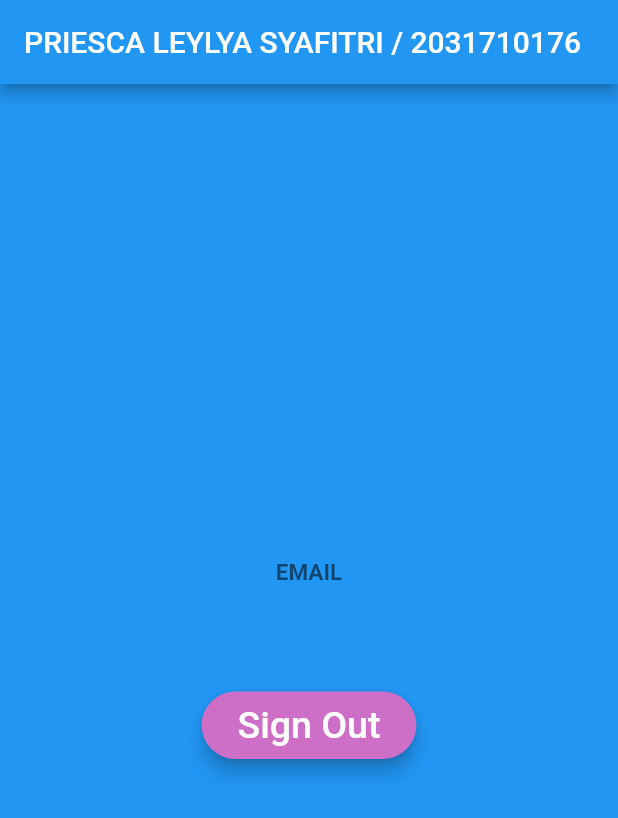
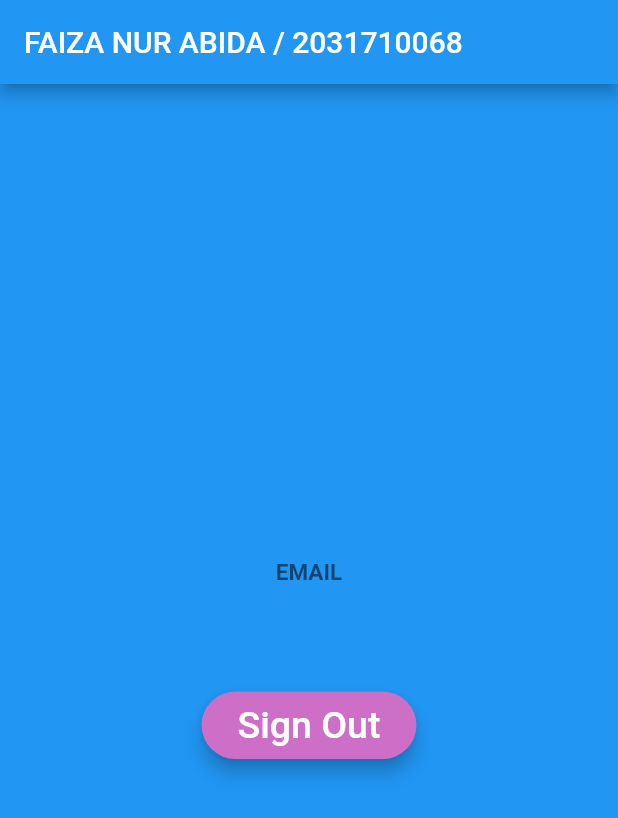
Before and after one commit to FaizaNA07/08-firebase-flutter, a Flutter app: the SecondScreen screen opened directly with empty values, on a phone screen of 412 x 824 dp. Shown: the top 818 px of the screen. Run offline on Flutter 3.47's test engine with Material 2 defaults, Android fonts, the phone set to English and light mode, and no system bars; our stand-ins replace firebase_auth, firebase_core, google_sign_in; accounts and stored records are empty.

Commit message:
Update second_screen.dart

```diff
--- a/lib/pages/second_screen.dart
+++ b/lib/pages/second_screen.dart
@@ -11,7 +11,7 @@ class SecondScreen extends StatelessWidget {
   Widget build(BuildContext context) {
     return Scaffold(
       appBar: AppBar(
-        title: const Text("PRIESCA LEYLYA SYAFITRI / 2031710176"),
+        title: const Text("FAIZA NUR ABIDA / 2031710068"),
       ),
       body: Container(
         decoration: const BoxDecoration(
```
